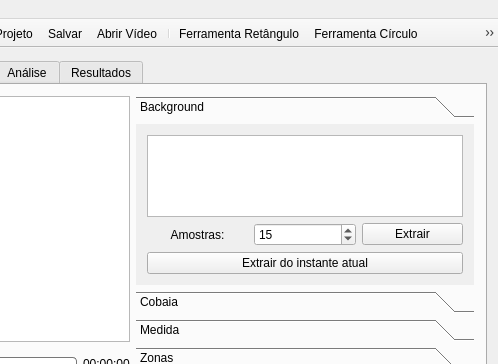
This is mainwindow.ui in HansenK/LABehave as Qt 5 draws it before an edit; both pictures show x 233 to 731 and y 0 to 364 of the 731 by 499 pixel window. The edited form follows.
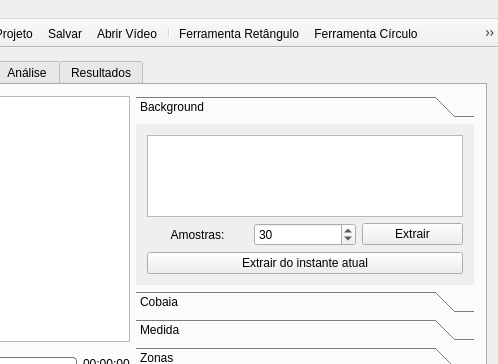
This is the edited form. The open tabs and pages were chosen to show the change. Icons and pictures are not drawn. Custom widgets are drawn as their Qt base class.

```diff
--- a/mainwindow.ui
+++ b/mainwindow.ui
@@ -406,8 +406,8 @@
             <rect>
              <x>0</x>
              <y>0</y>
-             <width>193</width>
-             <height>149</height>
+             <width>341</width>
+             <height>173</height>
             </rect>
            </property>
            <attribute name="label">
@@ -447,7 +447,7 @@
                  <number>1</number>
                 </property>
                 <property name="value">
-                 <number>15</number>
+                 <number>30</number>
                 </property>
                </widget>
               </item>
```
Left out of the diff: 26 changed lines with no effect on the pictures.
